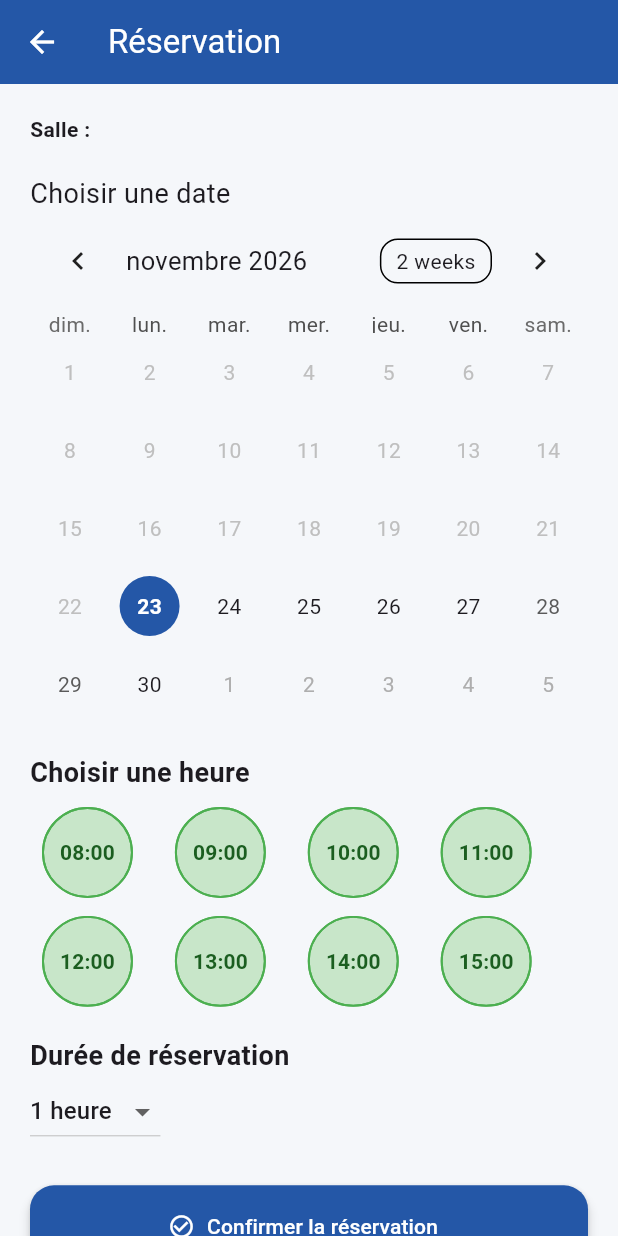
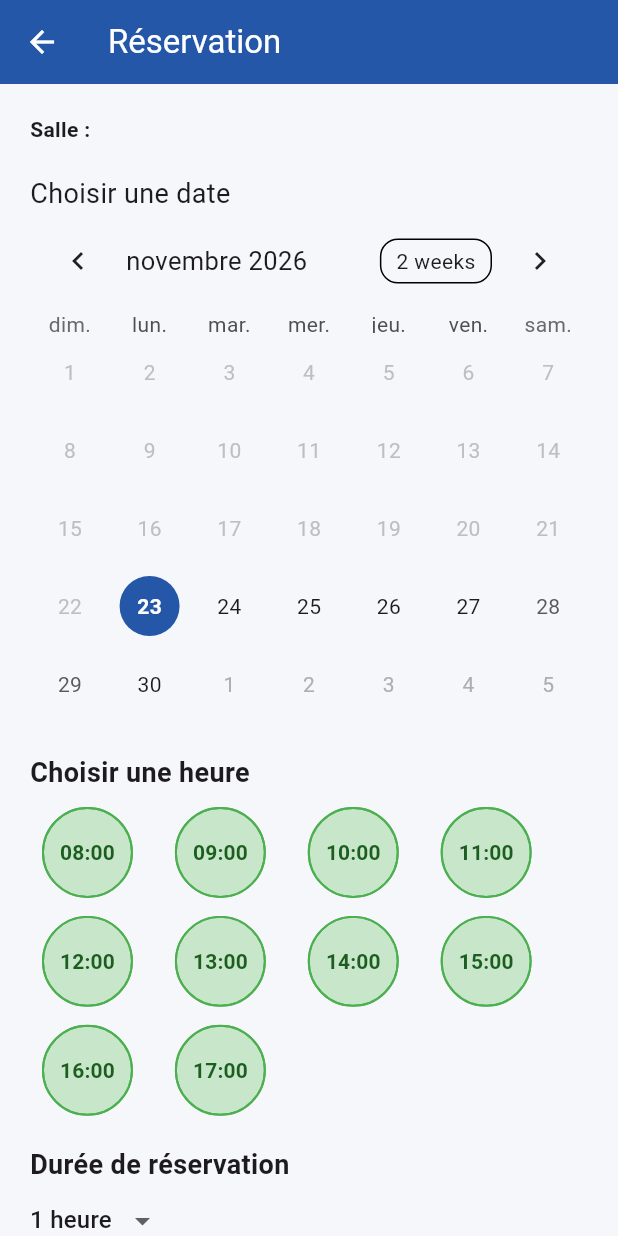
Before and after one commit to soussiimen284-ops/projet1, a Flutter app: the BookingScreen screen opened directly with empty values, on a phone screen of 412 x 824 dp. Run offline on Flutter 3.47's test engine with Material 3 defaults, Android fonts, the phone set to English and light mode, and no system bars; drawn by our look-alikes of table_calendar; our stand-ins replace cloud_firestore, firebase_auth, firebase_core, flutter_image_compress, image_picker; accounts and stored records are empty.

Commit message:
Etape 12 - Horaires dynamiques et controle de fermeture

```diff
--- a/lib/pages/booking_screen.dart
+++ b/lib/pages/booking_screen.dart
@@ -7,10 +7,17 @@ import 'package:cloud_firestore/cloud_firestore.dart';
 class BookingScreen extends StatefulWidget {
   final String roomName;
   final String roomId;
+
+  // Récupérer les horaires d'ouverture et de fermeture de la salle.
+  final String ouverture;
+  final String fermeture;
+
   const BookingScreen({
     super.key,
     required this.roomName,
     required this.roomId,
+    this.ouverture = '08:00',
+    this.fermeture = '18:00',
   });
 
   @override
@@ -49,6 +56,19 @@ class _BookingScreenState extends State<BookingScreen> {
 
     try {
       final startHour = int.parse(selectedHour!.substring(0, 2));
+      // Vérifier que la réservation se termine avant la fermeture.
+      final closingHour = int.parse(widget.fermeture.substring(0, 2));
+
+      if (startHour + selectedDuration > closingHour) {
+        ScaffoldMessenger.of(context).showSnackBar(
+          const SnackBar(
+            content: Text('La réservation dépasse l’heure de fermeture.'),
+          ),
+        );
+        return;
+      }
+
+
 
       final date = DateTime(
         selectedDay.year,
@@ -222,20 +242,14 @@ class _BookingScreenState extends State<BookingScreen> {
                 final occupiedHours = snapshot.data!.docs
                     .map((doc) => doc.data()['hour'] as int)
                     .toSet();
+                // Convertir les horaires d'ouverture et de fermeture en heures.
+                final openingHour = int.parse(widget.ouverture.substring(0, 2));
+                final closingHour = int.parse(widget.fermeture.substring(0, 2));
 
                 return Wrap(
                   spacing: 12,
                   runSpacing: 12,
-                  children: [
-                    '08:00',
-                    '09:00',
-                    '10:00',
-                    '11:00',
-                    '12:00',
-                    '13:00',
-                    '14:00',
-                    '15:00',
-                  ].map((hour) {
+                  children:List.generate(closingHour - openingHour,(index) =>'${(openingHour + index).toString().padLeft(2, '0')}:00',).map((hour) {
                     final hourNumber = int.parse(hour.substring(0, 2));
                     final isOccupied = occupiedHours.contains(hourNumber);
                     final isSelected = selectedHour == hour;
--- a/lib/pages/room_booking_screen.dart
+++ b/lib/pages/room_booking_screen.dart
@@ -66,9 +66,9 @@ class RoomBookingScreen extends StatelessWidget {
                       Navigator.push(
                         context,
                         MaterialPageRoute(
-                          builder: (context) => BookingScreen(
-                            roomName: room['nom'] ?? 'Salle',
-                            roomId: rooms[index].id,
+                          builder: (context) =>BookingScreen(roomName: room['nom'] ?? 'Salle', roomId: rooms[index].id,
+                            ouverture: room['ouverture'] ?? '08:00',
+                            fermeture: room['fermeture'] ?? '18:00',
                           ),
                         ),
                       );
```
